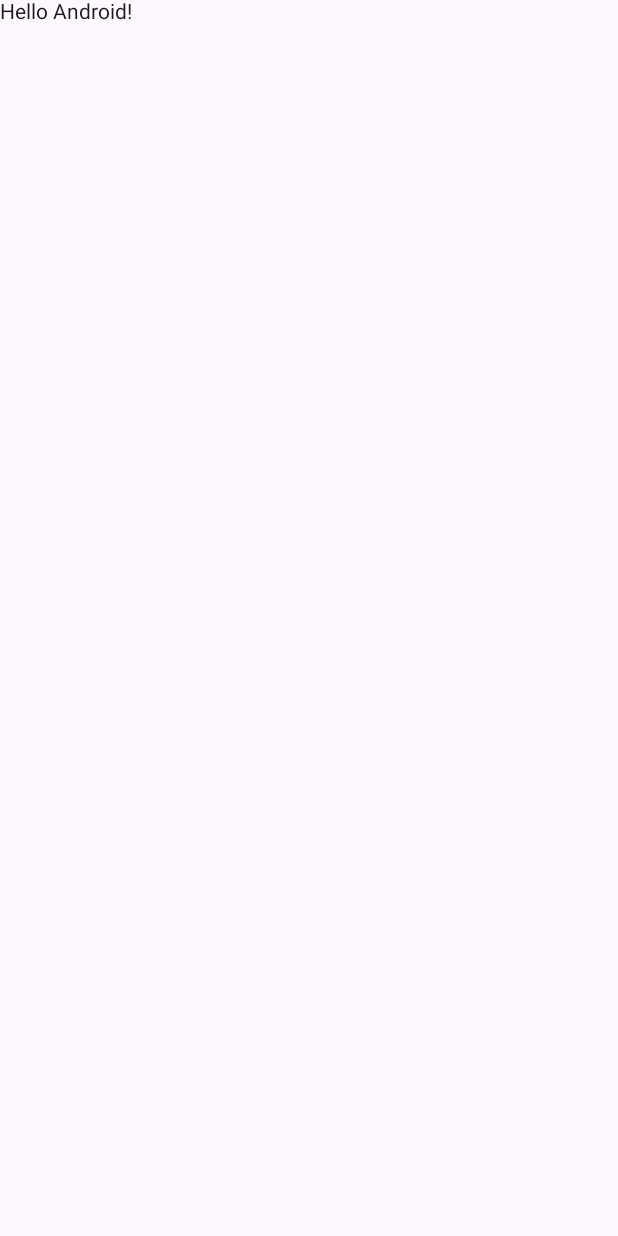
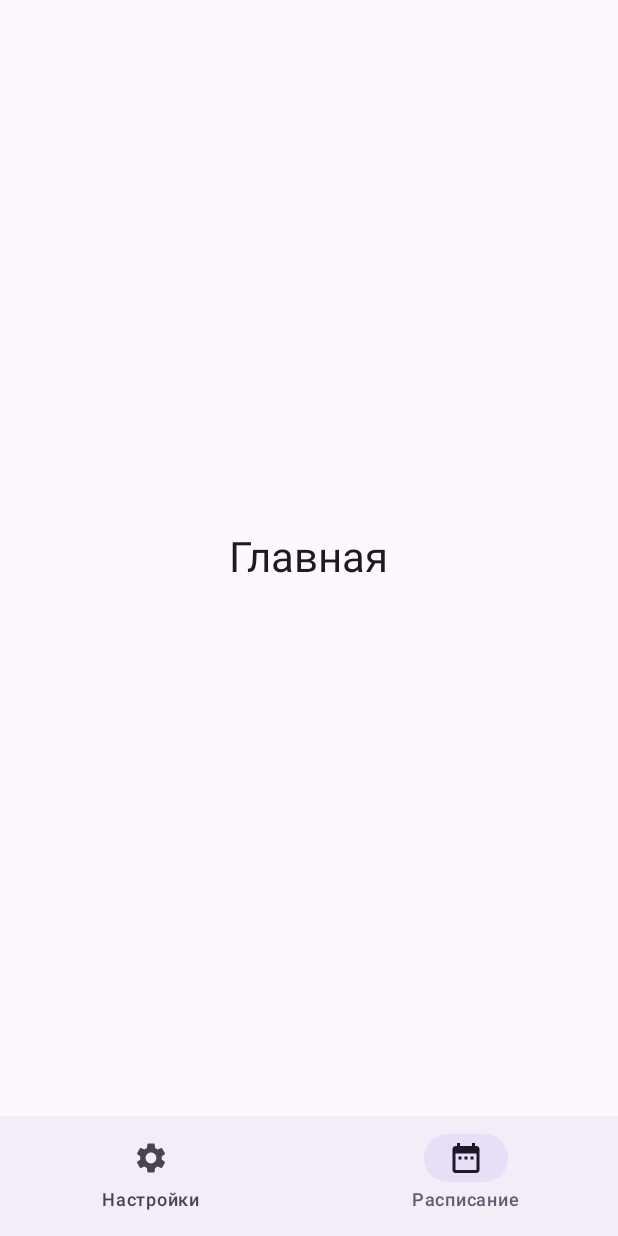
Before and after one commit to airsss993/college-android-app, an Android app built with Jetpack Compose: the screen it shows after launch (MainActivity), on a phone screen of 412 x 824 dp. Before the commit the screen is almost empty. Run offline under Robolectric (Android 15) with nearby library versions, the phone set to English and light mode, and no system bars.

Commit message:
feat: add MainScreen and update navigation structure
Introduced MainScreen composable with bottom navigation for settings and schedule. Updated MainActivity to use MainScreen and removed unused Greeting composable. Added package declarations for ScheduleScreen and SettingsScreen. Minor cleanup in HttpClient.kt.

```diff
--- a/app/src/main/java/ru/dzhaparidze/collegeapp/MainActivity.kt
+++ b/app/src/main/java/ru/dzhaparidze/collegeapp/MainActivity.kt
@@ -1,17 +1,12 @@
 package ru.dzhaparidze.collegeapp
 
 import android.os.Bundle
-import android.util.Log
 import androidx.activity.ComponentActivity
 import androidx.activity.compose.setContent
 import androidx.activity.enableEdgeToEdge
-import androidx.compose.foundation.layout.fillMaxSize
-import androidx.compose.foundation.layout.padding
-import androidx.compose.material3.Scaffold
-import androidx.compose.material3.Text
 import androidx.compose.runtime.Composable
-import androidx.compose.ui.Modifier
 import androidx.compose.ui.tooling.preview.Preview
+import ru.dzhaparidze.collegeapp.features.shared.ui.screens.MainScreen
 
 class MainActivity : ComponentActivity() {
     override fun onCreate(savedInstanceState: Bundle?) {
@@ -19,26 +14,13 @@ class MainActivity : ComponentActivity() {
         enableEdgeToEdge()
 
         setContent {
-            Scaffold(modifier = Modifier.fillMaxSize()) { innerPadding ->
-                Greeting(
-                    name = "Android",
-                    modifier = Modifier.padding(innerPadding)
-                )
-            }
+            MainScreen()
         }
     }
 }
 
+@Preview(showBackground = true, showSystemUi = true)
 @Composable
-fun Greeting(name: String, modifier: Modifier = Modifier) {
-    Text(
-        text = "Hello $name!",
-        modifier = modifier
-    )
+fun MainPreview() {
+    MainScreen()
 }
-
-@Preview(showBackground = true)
-@Composable
-fun GreetingPreview() {
-    Greeting("Android")
-}
--- a/app/src/main/java/ru/dzhaparidze/collegeapp/core/networking/HttpClient.kt
+++ b/app/src/main/java/ru/dzhaparidze/collegeapp/core/networking/HttpClient.kt
@@ -6,7 +6,6 @@ import io.ktor.client.plugins.contentnegotiation.*
 import io.ktor.client.plugins.logging.*
 import io.ktor.client.plugins.HttpTimeout
 import io.ktor.serialization.kotlinx.json.*
-import kotlinx.serialization.json.Json
 
 object HttpClient {
     val instance = HttpClient(CIO) {
--- a/app/src/main/java/ru/dzhaparidze/collegeapp/features/schedule/views/ScheduleScreen.kt
+++ b/app/src/main/java/ru/dzhaparidze/collegeapp/features/schedule/views/ScheduleScreen.kt
@@ -0,0 +1 @@
+package ru.dzhaparidze.collegeapp.features.schedule.views
--- a/app/src/main/java/ru/dzhaparidze/collegeapp/features/settings/views/SettingsScreen.kt
+++ b/app/src/main/java/ru/dzhaparidze/collegeapp/features/settings/views/SettingsScreen.kt
@@ -0,0 +1 @@
+package ru.dzhaparidze.collegeapp.features.settings.views
--- /dev/null
+++ b/app/src/main/java/ru/dzhaparidze/collegeapp/features/shared/ui/screens/MainScreen.kt
@@ -0,0 +1,64 @@
+package ru.dzhaparidze.collegeapp.features.shared.ui.screens
+
+import androidx.compose.foundation.layout.Box
+import androidx.compose.foundation.layout.fillMaxSize
+import androidx.compose.foundation.layout.padding
+import androidx.compose.material.icons.Icons
+import androidx.compose.material.icons.filled.DateRange
+import androidx.compose.material.icons.filled.Settings
+import androidx.compose.material3.Icon
+import androidx.compose.material3.MaterialTheme
+import androidx.compose.material3.NavigationBar
+import androidx.compose.material3.NavigationBarItem
+import androidx.compose.material3.Scaffold
+import androidx.compose.material3.Text
+import androidx.compose.runtime.Composable
+import androidx.compose.ui.Alignment
+import androidx.compose.ui.Modifier
+
+@Composable
+fun MainScreen() {
+    Scaffold(
+        modifier = Modifier.fillMaxSize(),
+        bottomBar = {
+            NavigationBar {
+                // TODO: добавить логику выбранной вкладки
+                NavigationBarItem(
+                    onClick = { },
+                    icon = {
+                        Icon(
+                            Icons.Default.Settings,
+                            "SettingIcon"
+                        )
+                    },
+                    label = { Text("Настройки") },
+                    selected = false
+                )
+
+                NavigationBarItem(
+                    onClick = { },
+                    icon = {
+                        Icon(
+                            Icons.Default.DateRange,
+                            "DateRangeIcon"
+                        )
+                    },
+                    label = { Text("Расписание") },
+                    selected = true
+                )
+            }
+        }
+    ) { paddings ->
+        Box(
+            modifier = Modifier
+                .fillMaxSize()
+                .padding(paddings),
+            contentAlignment = Alignment.Center
+        ) {
+            Text(
+                text = "Главная",
+                style = MaterialTheme.typography.headlineMedium
+            )
+        }
+    }
+}
```
